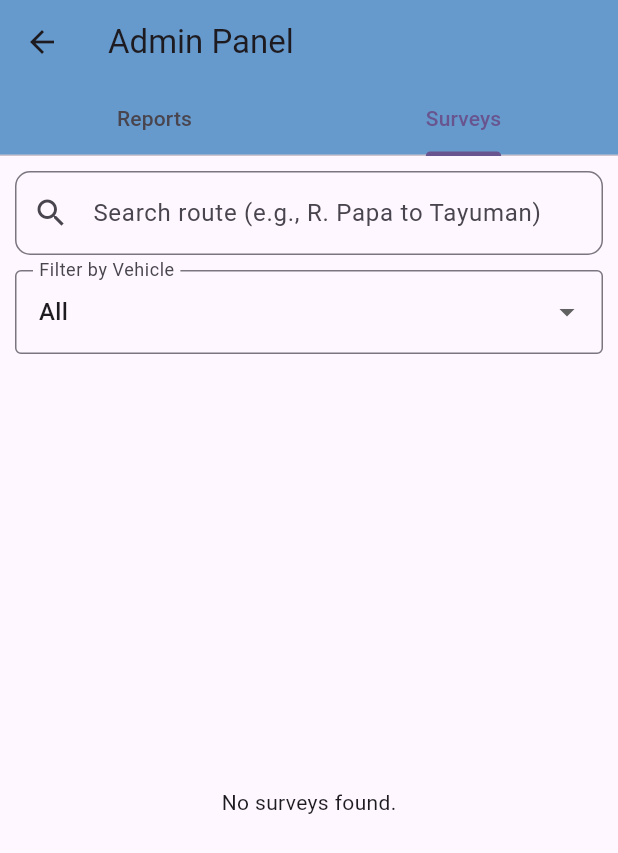
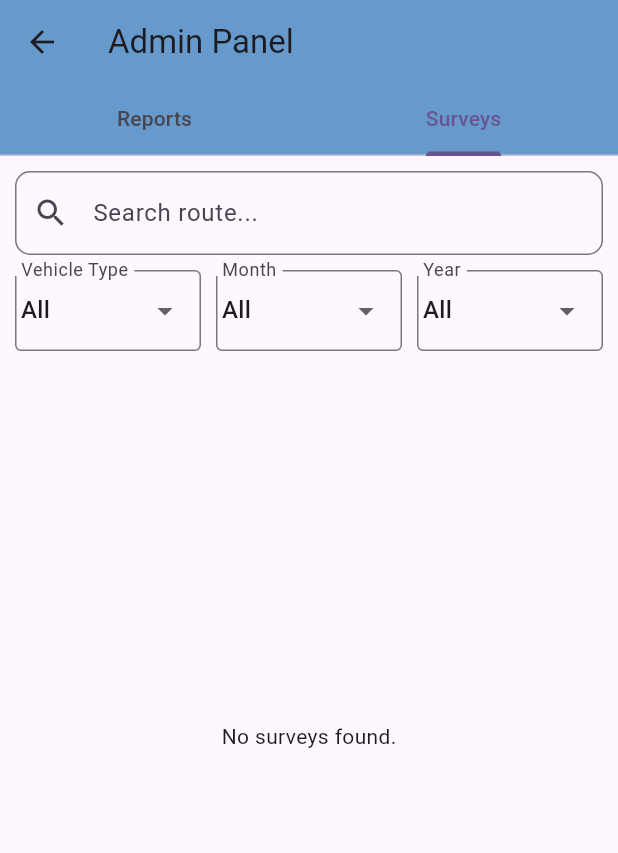
Before and after one commit to BGrazer/Maiway, a Flutter app: the AdminScreen screen opened directly, tab 2 chosen, on a phone screen of 412 x 824 dp. Shown: the top 853 px of the screen. Run offline on Flutter 3.47's test engine with Material 3 defaults, Android fonts, the phone set to English and light mode, and no system bars; our stand-ins replace cloud_firestore, firebase_auth, firebase_core, flutter_map, font_awesome_flutter, geolocator and 3 more; missing offline and left inert: flutter_map_location_marker, syncfusion_flutter_pdfviewer; accounts and stored records are empty.

Commit message:
fix admin and adjust travel pref

```diff
--- a/maiwayapp/lib/admin.dart
+++ b/maiwayapp/lib/admin.dart
@@ -1,5 +1,4 @@
-// ✅ Merged version of both Admin Panels
-// Includes clickable Report details and enhanced Survey grouping
+// ✅ Merged Admin Panel with Reports and Surveys working together
 
 import 'package:flutter/material.dart';
 import 'package:cloud_firestore/cloud_firestore.dart';
@@ -22,6 +21,8 @@ class _AdminScreenState extends State<AdminScreen>
   String searchQueryReports = '';
   String selectedStatus = 'All';
   String selectedVehicle = 'All';
+  int? selectedMonth;
+  int? selectedYear;
 
   @override
   void initState() {
@@ -97,53 +98,109 @@ class _AdminScreenState extends State<AdminScreen>
   }
 
  Widget _buildSurveysTab() {
-    return Column(
-      children: [
-        Padding(
+  return SingleChildScrollView(
     padding: const EdgeInsets.all(10),
     child: Column(
+      crossAxisAlignment: CrossAxisAlignment.start,
       children: [
+        // Search bar
         TextField(
           decoration: InputDecoration(
-                  hintText: 'Search route (e.g., R. Papa to Tayuman)',
+            hintText: 'Search route...',
             prefixIcon: const Icon(Icons.search),
             border: OutlineInputBorder(
               borderRadius: BorderRadius.circular(10),
             ),
           ),
-                onChanged: (value) {
-                  setState(() {
-                    searchQuerySurveys = value.toLowerCase();
-                  });
-                },
+          onChanged: (value) => setState(() => searchQuerySurveys = value.toLowerCase()),
         ),
         const SizedBox(height: 10),
-              DropdownButtonFormField<String>(
+
+        // Filters Row
+        LayoutBuilder(
+          builder: (context, constraints) {
+            return SingleChildScrollView(
+              scrollDirection: Axis.horizontal,
+              child: ConstrainedBox(
+                constraints: BoxConstraints(minWidth: constraints.maxWidth),
+                child: IntrinsicWidth(
+                  child: Row(
+                    crossAxisAlignment: CrossAxisAlignment.start,
+                    children: [
+                      // Vehicle Type Filter
+                      Expanded(
+                        child: DropdownButtonFormField<String>(
                           value: selectedVehicle,
                           decoration: const InputDecoration(
-                  labelText: 'Filter by Vehicle',
+                            labelText: 'Vehicle Type',
                             border: OutlineInputBorder(),
+                            // Adjust size or add padding
+                            contentPadding: EdgeInsets.symmetric(vertical: 15), // Adjust padding
                           ),
                           items: const [
                             DropdownMenuItem(value: 'All', child: Text('All')),
                             DropdownMenuItem(value: 'Jeepney', child: Text('Jeepney')),
                             DropdownMenuItem(value: 'Bus', child: Text('Bus')),
                           ],
-                onChanged: (value) {
-                  setState(() {
-                    selectedVehicle = value!;
-                  });
-                },
+                          onChanged: (value) => setState(() => selectedVehicle = value!),
+                        ),
+                      ),
+                      const SizedBox(width: 10),
+
+                      // Month Filter
+                      Expanded(
+                        child: DropdownButtonFormField<int>(
+                          value: selectedMonth,
+                          decoration: const InputDecoration(
+                            labelText: 'Month',
+                            border: OutlineInputBorder(),
+                            contentPadding: EdgeInsets.symmetric(vertical: 15), // Adjust padding
+                          ),
+                          items: List.generate(12, (index) => DropdownMenuItem(
+                            value: index + 1,
+                            child: Text(_monthName(index + 1)),
+                          ))..insert(0, const DropdownMenuItem( value: null, child: Text('All'))),
+                          onChanged: (value) => setState(() => selectedMonth = value),
+                        ),
+                      ),
+                      const SizedBox(width: 10),
+
+                      // Year Filter
+                      Expanded(
+                        child: DropdownButtonFormField<int>(
+                          value: selectedYear,
+                          decoration: const InputDecoration(
+                            labelText: 'Year',
+                            border: OutlineInputBorder(),
+                            contentPadding: EdgeInsets.symmetric(vertical: 15), // Adjust padding
+                          ),
+                          items: List.generate(5, (index) => DropdownMenuItem(
+                            value: DateTime.now().year - index,
+                            child: Text((DateTime.now().year - index).toString()),
+                          ))..insert(0, const DropdownMenuItem(value: null, child: Text('All'))),
+                          onChanged: (value) => setState(() => selectedYear = value),
+                        ),
                       ),
                     ],
                   ),
                 ),
-        Expanded(
-          child: StreamBuilder<QuerySnapshot>(
-            stream: FirebaseFirestore.instance
-                .collection('surveys')
-                .orderBy('timestamp', descending: true)
-                .snapshots(),
+              ),
+            );
+          },
+        ),
+        const SizedBox(height: 10),
+        // Surveys List
+        SizedBox(
+          height: MediaQuery.of(context).size.height * 0.6,
+          child: _buildSurveyList(),
+        ),
+      ],
+    ),
+  );
+}
+  Widget _buildSurveyList() {
+    return StreamBuilder<QuerySnapshot>(
+      stream: FirebaseFirestore.instance.collection('surveys').snapshots(),
       builder: (context, snapshot) {
         if (!snapshot.hasData || snapshot.data!.docs.isEmpty) {
           return const Center(child: Text('No surveys found.'));
@@ -155,22 +212,22 @@ class _AdminScreenState extends State<AdminScreen>
           final data = doc.data() as Map<String, dynamic>;
           final route = (data['route'] ?? 'Unknown') as String;
           final vehicle = data['vehicleType'] ?? 'Unknown';
+          final timestamp = data['timestamp'];
+          final date = timestamp is Timestamp ? timestamp.toDate() : DateTime.now();
 
           if (selectedVehicle != 'All' && vehicle != selectedVehicle) continue;
+          if ((selectedMonth != null && date.month != selectedMonth) ||
+              (selectedYear != null && date.year != selectedYear)) {
+            continue;
+          }
 
-                final timestamp = data['timestamp'];
-                final date = timestamp is Timestamp ? timestamp.toDate() : DateTime.now();
           final monthYear = "${_monthName(date.month)} ${date.year}";
-
           grouped.putIfAbsent(route, () => {});
           grouped[route]!.putIfAbsent(monthYear, () => []);
           grouped[route]![monthYear]!.add(data);
         }
 
-              final filteredRoutes = grouped.keys
-                  .where((r) => r.toLowerCase().contains(searchQuerySurveys))
-                  .toList()
-                ..sort();
+        final filteredRoutes = grouped.keys.where((r) => r.toLowerCase().contains(searchQuerySurveys)).toList()..sort();
 
         return ListView.builder(
           itemCount: filteredRoutes.length,
@@ -197,21 +254,17 @@ class _AdminScreenState extends State<AdminScreen>
                       Text("📏 Avg Distance: ${avgDistance.toStringAsFixed(2)} km"),
                     ],
                   ),
-                        onTap: () => _showRouteDetails(context, "$route ($monthYear)", entries),
+                  onTap: () => _showSurveyDetails(context, "$route ($monthYear)", entries),
                 );
               }).toList(),
             );
           },
         );
       },
-          ),
-        )
-      ],
     );
   }
 
-  void _showRouteDetails(
-      BuildContext context, String route, List<Map<String, dynamic>> entries) {
+  void _showSurveyDetails(BuildContext context, String title, List<Map<String, dynamic>> entries) {
     showModalBottomSheet(
       context: context,
       isScrollControlled: true,
@@ -221,7 +274,7 @@ class _AdminScreenState extends State<AdminScreen>
           padding: const EdgeInsets.all(16),
           child: Column(
             children: [
-              Text("Surveys: $route", style: const TextStyle(fontSize: 18, fontWeight: FontWeight.bold)),
+              Text("Surveys: $title", style: const TextStyle(fontSize: 18, fontWeight: FontWeight.bold)),
               const Divider(),
               Expanded(
                 child: ListView.builder(
@@ -243,14 +296,11 @@ class _AdminScreenState extends State<AdminScreen>
                           Text("Vehicle: ${e['vehicleType'] ?? 'N/A'}"),
                         ],
                       ),
-                      trailing: Icon(
-                        e['anomalous'] == true ? Icons.warning : Icons.check_circle,
-                        color: e['anomalous'] == true ? Colors.red : Colors.green,
-                      ),
+                      trailing: Icon(e['anomalous'] == true ? Icons.warning : Icons.check_circle, color: e['anomalous'] == true ? Colors.red : Colors.green),
                     );
                   },
                 ),
-              )
+              ),
             ],
           ),
         ),
@@ -273,11 +323,7 @@ class _AdminScreenState extends State<AdminScreen>
                     borderRadius: BorderRadius.circular(10),
                   ),
                 ),
-                onChanged: (value) {
-                  setState(() {
-                    searchQueryReports = value.toLowerCase();
-                  });
-                },
+                onChanged: (value) => setState(() => searchQueryReports = value.toLowerCase()),
               ),
               const SizedBox(height: 10),
               Row(
@@ -295,11 +341,7 @@ class _AdminScreenState extends State<AdminScreen>
                         DropdownMenuItem(value: 'Submitted', child: Text('Submitted')),
                         DropdownMenuItem(value: 'Under Review', child: Text('Under Review')),
                       ],
-                      onChanged: (value) {
-                        setState(() {
-                          selectedStatus = value!;
-                        });
-                      },
+                      onChanged: (value) => setState(() => selectedStatus = value!),
                     ),
                   ),
                   const SizedBox(width: 10),
@@ -315,11 +357,7 @@ class _AdminScreenState extends State<AdminScreen>
                         DropdownMenuItem(value: 'Jeepney', child: Text('Jeepney')),
                         DropdownMenuItem(value: 'Bus', child: Text('Bus')),
                       ],
-                      onChanged: (value) {
-                        setState(() {
-                          selectedVehicle = value!;
-                        });
-                      },
+                      onChanged: (value) => setState(() => selectedVehicle = value!),
                     ),
                   ),
                 ],
@@ -406,7 +444,7 @@ class _AdminScreenState extends State<AdminScreen>
               const SizedBox(height: 10),
               const Text('Details:'),
               Text(report['details'] ?? 'No details'),
-              const SizedBox(height: 20),
+              const SizedBox(height: 10),
               DropdownButtonFormField<String>(
                 value: currentStatus,
                 decoration: const InputDecoration(labelText: 'Update Status'),
```
Also changed, not shown: maiwayapp/lib/travel_preference_page.dart (+4 -4 lines). Lines whose indentation alone changed are shown as unchanged.
